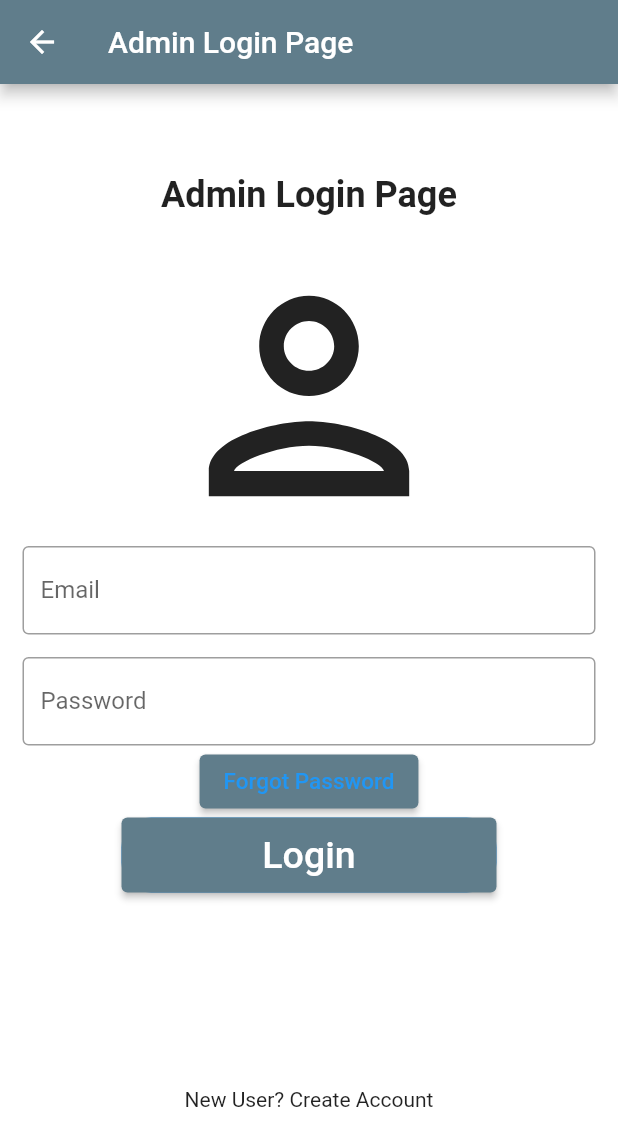
After one commit to DuarteCruz31/TacaUA_IHC, a Flutter app: the screen it shows after launch, after a tap on the "admin panel settings" icon, on a phone screen of 412 x 824 dp. The commit adds this screen. Shown: the top 1146 px of the screen. Run offline on Flutter 3.47's test engine with Material 2 defaults, Android fonts, the phone set to English and light mode, and no system bars.

Commit message:
Separei em ficheiros para uma melhor organizacao

```diff
--- /dev/null
+++ b/tacaua/lib/login.dart
@@ -0,0 +1,117 @@
+import 'package:flutter/material.dart';
+import 'main.dart';
+
+void main() {
+  runApp(MyApp());
+}
+
+class MyApp extends StatelessWidget {
+  @override
+  Widget build(BuildContext context) {
+    return MaterialApp(
+        title: 'TaçaUA',
+        theme: ThemeData(primarySwatch: Colors.blueGrey),
+        routes: {
+          '/': (context) => LoginPage(),
+          '/main': (context) => HomePage(),
+        });
+  }
+}
+
+class LoginPage extends StatefulWidget {
+  @override
+  _LoginDemoState createState() => _LoginDemoState();
+}
+
+class _LoginDemoState extends State<LoginPage> {
+  @override
+  Widget build(BuildContext context) {
+    return Scaffold(
+      backgroundColor: Colors.white,
+      appBar: AppBar(
+        title: const Text("Admin Login Page"),
+      ),
+      body: SingleChildScrollView(
+        child: Column(
+          children: <Widget>[
+            const Padding(
+              padding: EdgeInsets.only(top: 60.0),
+              child: Text('Admin Login Page',
+                  style: TextStyle(fontSize: 24, fontWeight: FontWeight.bold)),
+            ),
+            /* const Text(
+              'Admin Login Page',
+              style: TextStyle(fontSize: 24, fontWeight: FontWeight.bold),
+            ), */
+            Padding(
+              padding: const EdgeInsets.only(top: 20.0, bottom: 50.0),
+              child: Center(
+                child: Container(
+                    width: 200,
+                    height: 150,
+                    /*decoration: BoxDecoration(
+                        color: Colors.red,
+                        borderRadius: BorderRadius.circular(50.0)),*/
+                    child: const Icon(
+                      Icons.person_outlined,
+                      size: 200,
+                    )),
+              ),
+            ),
+            const Padding(
+              //padding: const EdgeInsets.only(left:15.0,right: 15.0,top:0,bottom: 0),
+              padding: EdgeInsets.symmetric(horizontal: 15),
+              child: TextField(
+                decoration: InputDecoration(
+                    border: OutlineInputBorder(),
+                    labelText: 'Email',
+                    hintText: 'Enter valid email id as abc@gmail.com'),
+              ),
+            ),
+            const Padding(
+              padding:
+                  EdgeInsets.only(left: 15.0, right: 15.0, top: 15, bottom: 0),
+              //padding: EdgeInsets.symmetric(horizontal: 15),
+              child: TextField(
+                obscureText: true,
+                decoration: InputDecoration(
+                    border: OutlineInputBorder(),
+                    labelText: 'Password',
+                    hintText: 'Enter secure password'),
+              ),
+            ),
+            ElevatedButton(
+              onPressed: () {
+                //TODO FORGOT PASSWORD SCREEN GOES HERE
+              },
+              child: const Text(
+                'Forgot Password',
+                style: TextStyle(color: Colors.blue, fontSize: 15),
+              ),
+            ),
+            Container(
+              height: 50,
+              width: 250,
+              decoration: BoxDecoration(
+                  color: Colors.blue, borderRadius: BorderRadius.circular(20)),
+              child: ElevatedButton(
+                onPressed: () {
+                  Navigator.push(
+                      context, MaterialPageRoute(builder: (_) => HomePage()));
+                },
+                child: const Text(
+                  'Login',
+                  style: TextStyle(color: Colors.white, fontSize: 25),
+                ),
+              ),
+            ),
+            const SizedBox(
+              height: 130,
+            ),
+            const Text('New User? Create Account')
+          ],
+        ),
+      ),
+    );
+  }
+}
```
Also changed, not shown: tacaua/lib/main.dart (+6 -95 lines).
